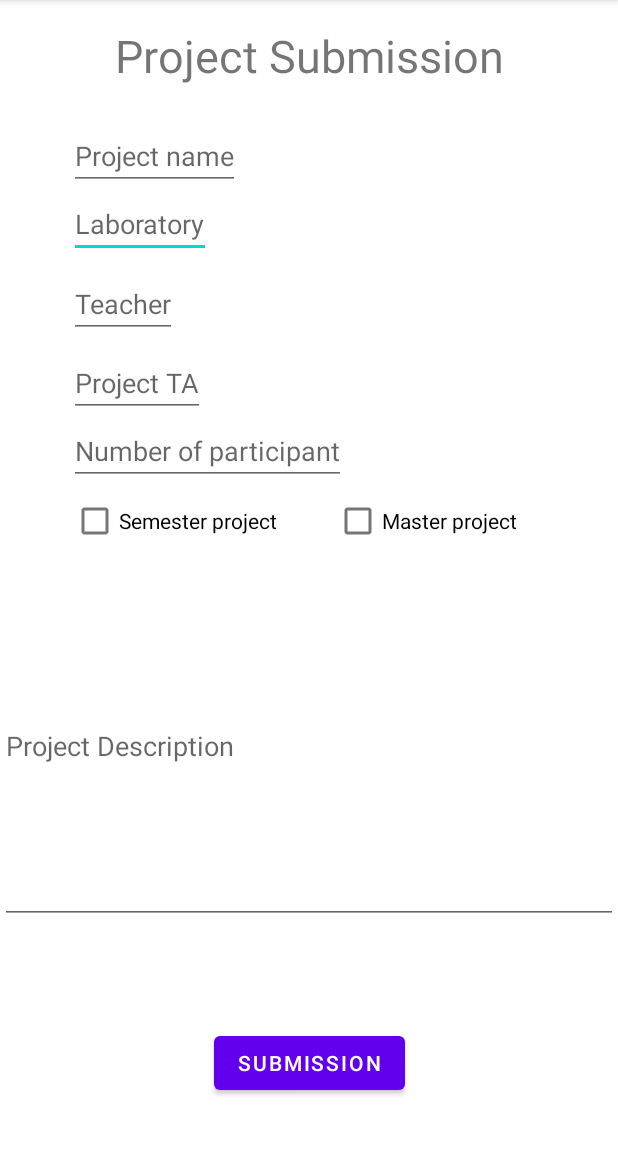
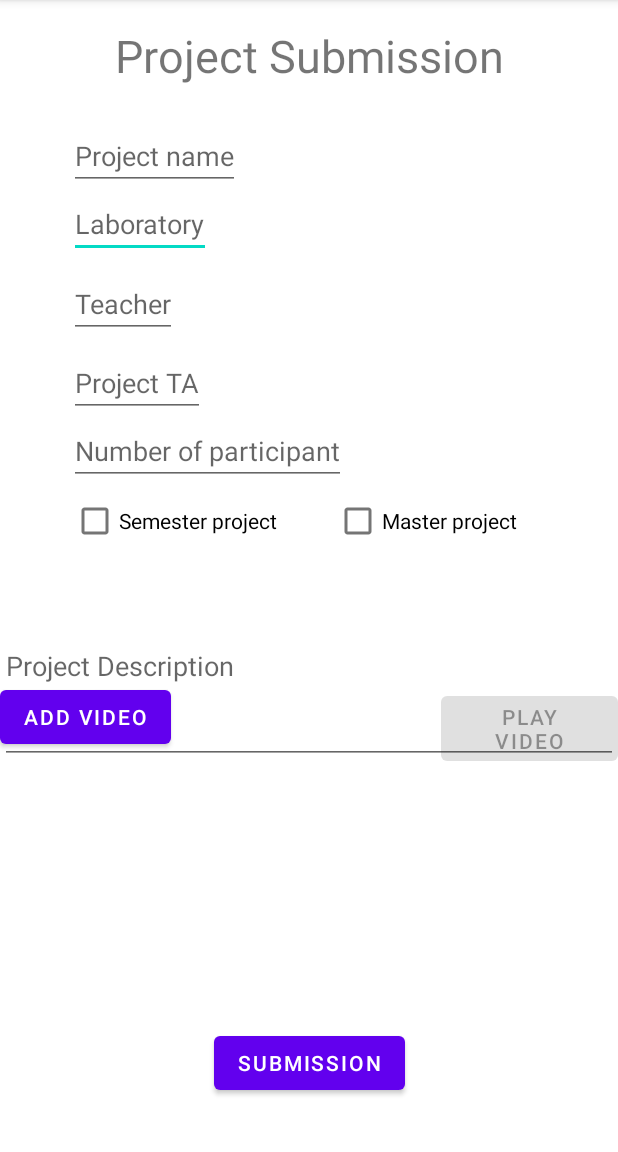
Before and after one commit to asfoury/projmag, an Android app: the Form screen opened directly, with no data from a screen before it, on a phone screen of 412 x 824 dp, the part 84-1236 px from its top. Run offline under Robolectric (Android 15) with nearby library versions, the phone set to English and light mode, and no system bars.

Commit message:
Form now support selecting a video from the media and user can view the video

```diff
--- a/app/build.gradle
+++ b/app/build.gradle
@@ -47,6 +47,12 @@ dependencies {
     implementation 'com.google.android.material:material:1.3.0'
     implementation 'androidx.constraintlayout:constraintlayout:2.0.4'
     implementation 'com.google.firebase:firebase-auth:20.0.3'
+
+    def camerax_version = "1.1.0-alpha02"
+    implementation "androidx.camera:camera-core:${camerax_version}"
+    implementation "androidx.camera:camera-camera2:${camerax_version}"
+
+
     testImplementation 'junit:junit:4.13.2'
     androidTestImplementation 'androidx.test.ext:junit:1.1.2'
     androidTestImplementation 'androidx.test.espresso:espresso-core:3.3.0'
--- a/app/src/main/AndroidManifest.xml
+++ b/app/src/main/AndroidManifest.xml
@@ -1,6 +1,10 @@
 <?xml version="1.0" encoding="utf-8"?>
 <manifest xmlns:android="http://schemas.android.com/apk/res/android"
     package="com.sdp13epfl2021.projmag">
+
+    <uses-permission
+        android:name="android.permission.READ_EXTERNAL_STORAGE"
+        android:required="true" />
 
     <application
         android:allowBackup="true"
@@ -9,6 +13,7 @@
         android:roundIcon="@mipmap/ic_launcher_round"
         android:supportsRtl="true"
         android:theme="@style/Theme.Projmag">
+        <activity android:name=".activities.PlayVideoDescription"></activity>
         <activity
             android:name=".activities.ProjectInformationActivity"
             android:parentActivityName=".activities.ProjectsListActivity" />
--- a/app/src/main/res/layout/activity_form.xml
+++ b/app/src/main/res/layout/activity_form.xml
@@ -17,7 +17,7 @@
         app:layout_constraintLeft_toLeftOf="parent"
         app:layout_constraintRight_toRightOf="parent"
         app:layout_constraintTop_toTopOf="parent"
-        app:layout_constraintVertical_bias="0.023"></TextView>
+        app:layout_constraintVertical_bias="0.023"/>
 
 
     <EditText
@@ -29,7 +29,7 @@
 
         android:inputType="textPersonName"
         app:layout_constraintStart_toStartOf="@+id/form_edit_text_project_name"
-        app:layout_constraintTop_toBottomOf="@+id/form_edit_text_project_name"></EditText>
+        app:layout_constraintTop_toBottomOf="@+id/form_edit_text_project_name"/>
 
     <EditText
         android:id="@+id/form_edit_text_project_name"
@@ -41,7 +41,7 @@
         android:hint="@string/project_name"
         android:inputType="textPersonName"
         app:layout_constraintStart_toStartOf="parent"
-        app:layout_constraintTop_toBottomOf="@+id/title_form"></EditText>
+        app:layout_constraintTop_toBottomOf="@+id/title_form"/>
 
     <EditText
         android:id="@+id/form_edit_text_teacher"
@@ -52,7 +52,7 @@
         android:hint="@string/teacher"
         android:inputType="textPersonName"
         app:layout_constraintStart_toStartOf="@+id/form_edit_text_laboratory"
-        app:layout_constraintTop_toBottomOf="@+id/form_edit_text_laboratory"></EditText>
+        app:layout_constraintTop_toBottomOf="@+id/form_edit_text_laboratory"/>
 
     <EditText
         android:id="@+id/form_edit_text_project_TA"
@@ -64,7 +64,7 @@
         android:hint="@string/project_TA"
         android:inputType="textPersonName"
         app:layout_constraintStart_toStartOf="@+id/form_edit_text_teacher"
-        app:layout_constraintTop_toBottomOf="@+id/form_edit_text_teacher"></EditText>
+        app:layout_constraintTop_toBottomOf="@+id/form_edit_text_teacher"/>
 
     <EditText
         android:id="@+id/form_nb_of_participant"
@@ -74,7 +74,7 @@
         android:hint="@string/numberOfParticipant"
         android:inputType="number"
         app:layout_constraintStart_toStartOf="@+id/form_edit_text_project_TA"
-        app:layout_constraintTop_toBottomOf="@+id/form_edit_text_project_TA"></EditText>
+        app:layout_constraintTop_toBottomOf="@+id/form_edit_text_project_TA" />
 
     <CheckBox
         android:id="@+id/form_check_box_SP"
@@ -84,7 +84,7 @@
         android:text="@string/semester_project"
         app:layout_constraintEnd_toStartOf="@+id/form_check_box_MP"
         app:layout_constraintStart_toStartOf="parent"
-        app:layout_constraintTop_toBottomOf="@+id/form_nb_of_participant"></CheckBox>
+        app:layout_constraintTop_toBottomOf="@+id/form_nb_of_participant" />
 
     <CheckBox
         android:id="@+id/form_check_box_MP"
@@ -94,7 +94,7 @@
         android:text="@string/master_project"
         app:layout_constraintEnd_toEndOf="parent"
         app:layout_constraintStart_toEndOf="@+id/form_check_box_SP"
-        app:layout_constraintTop_toBottomOf="@+id/form_nb_of_participant"></CheckBox>
+        app:layout_constraintTop_toBottomOf="@+id/form_nb_of_participant" />
 
     <EditText
         android:id="@+id/form_project_description"
@@ -104,10 +104,10 @@
         android:autofillHints=""
         android:hint="@string/project_description"
         android:inputType="textMultiLine"
-        android:lines="10"
+        android:lines="5"
         app:layout_constraintEnd_toEndOf="parent"
         app:layout_constraintStart_toStartOf="parent"
-        app:layout_constraintTop_toBottomOf="@+id/form_check_box_SP"></EditText>
+        app:layout_constraintTop_toBottomOf="@+id/form_check_box_SP" />
 
     <Button
         android:id="@+id/form_button_sub"
@@ -119,4 +119,31 @@
         app:layout_constraintEnd_toEndOf="parent"
         app:layout_constraintStart_toStartOf="parent" />
 
+    <LinearLayout
+        android:layout_width="match_parent"
+        android:layout_height="wrap_content"
+        app:layout_constraintBottom_toBottomOf="@id/form_project_description"
+        android:orientation="horizontal"
+        >
+        <Button
+            android:id="@+id/add_video"
+            android:layout_width="wrap_content"
+            android:layout_height="wrap_content"
+            android:text="Add Video"
+            app:layout_constraintBottom_toTopOf="@+id/form_button_sub"
+            app:layout_constraintEnd_toEndOf="parent"
+            app:layout_constraintStart_toStartOf="parent"
+            app:layout_constraintTop_toBottomOf="@+id/form_project_description"
+            app:layout_constraintVertical_bias="0.416"
+            android:layout_marginEnd="180dp"/>
+
+        <Button
+            android:id="@+id/play_video"
+            android:layout_width="wrap_content"
+            android:layout_height="wrap_content"
+            android:enabled="false"
+            android:text="Play Video" />
+    </LinearLayout>
+
+
 </androidx.constraintlayout.widget.ConstraintLayout>
```
Also changed, not shown: app/src/main/java/com/sdp13epfl2021/projmag/Form.kt (+87 -1 lines), app/src/main/java/com/sdp13epfl2021/projmag/activities/PlayVideoDescription.kt (added, +19 -0 lines), app/src/main/res/layout/activity_play_video_description.xml (added, +15 -0 lines).
